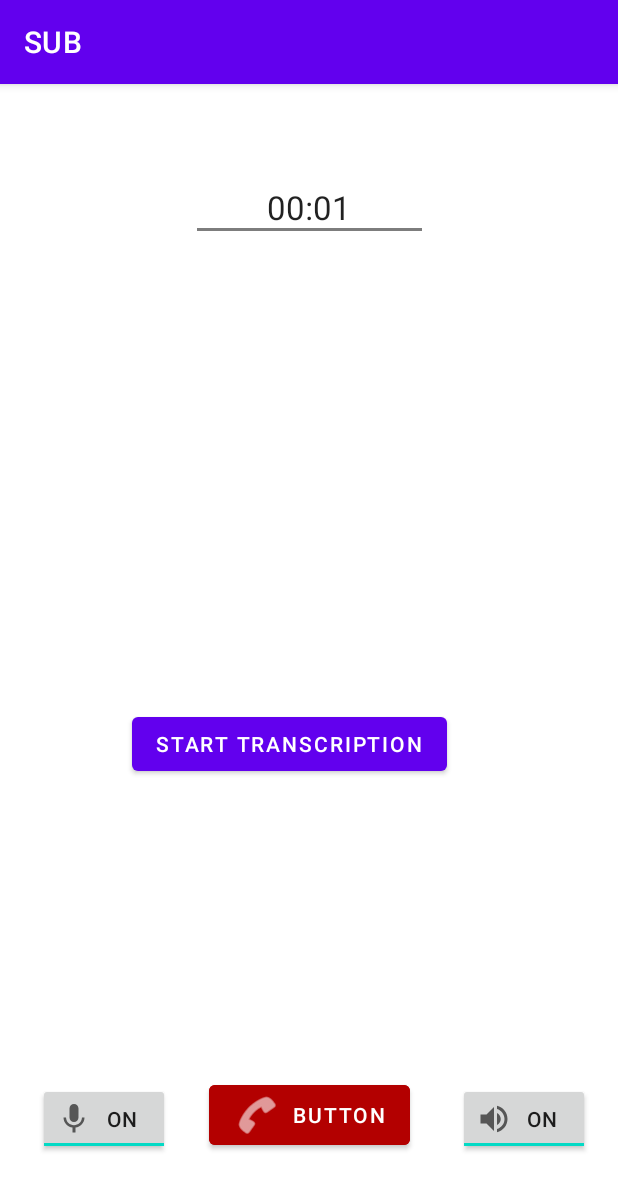
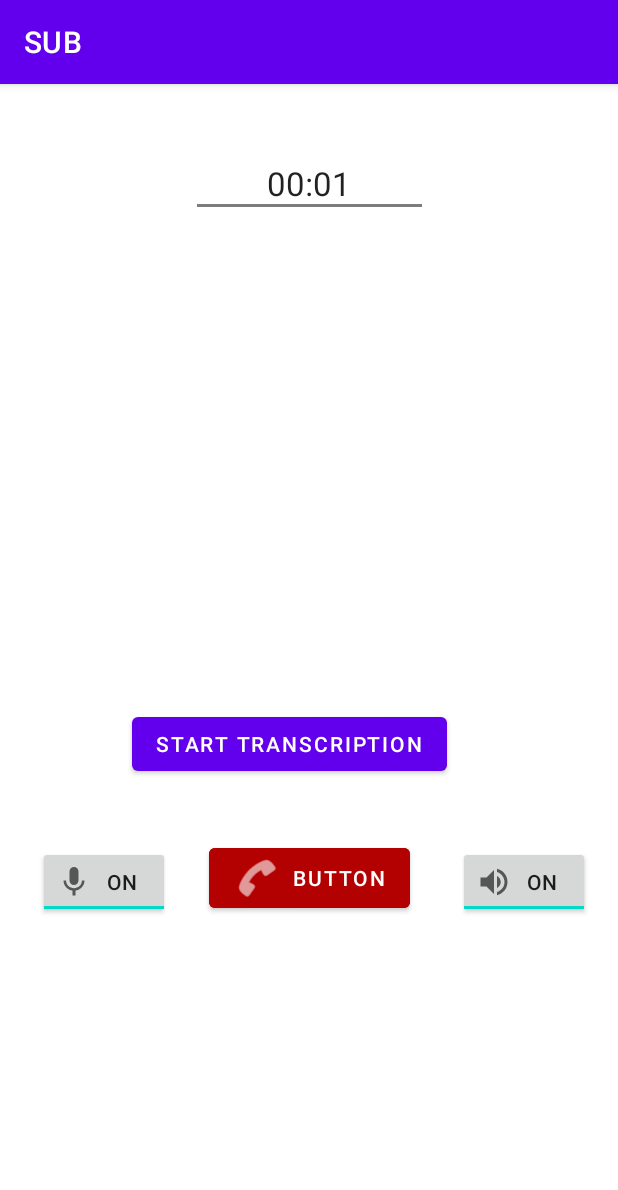
Before and after one commit to Samtal-utan-besvar/mobile-application, an Android app: the CallingFragment screen opened through its navigation route, on a phone screen of 412 x 824 dp. Shown: the top 1190 px of the screen. Run offline under Robolectric (Android 15) with nearby library versions, the light colour scheme and no system bars; our stand-ins replace Volley; libraries missing offline, so code that uses them is left out: com.android.volley, com.github.kittinunf.fuel, com.xwray.groupie; network calls fail; 11 statements that could not run were skipped.

Commit message:
25E - Figured out how to change the margins of the callingfragment. Easy to modify

```diff
--- a/app/src/main/res/layout/chat_from_row.xml
+++ b/app/src/main/res/layout/chat_from_row.xml
@@ -4,13 +4,13 @@
     xmlns:tools="http://schemas.android.com/tools"
     android:layout_width="match_parent"
     android:layout_height="wrap_content"
-    android:layout_margin="50dp">
+    android:layout_margin="5dp">
 
     <TextView
         android:id="@+id/text_view_from"
-        android:layout_width="141dp"
+        android:layout_width="wrap_content"
         android:layout_height="0dp"
-        android:layout_marginStart="4dp"
+        android:layout_marginStart="92dp"
         android:layout_marginTop="16dp"
         android:maxWidth="240dp"
         android:text="testingtestingtestingtestingtestingtestingtestingtestingtestingtestingtestingtestingtestingtestingtestingtesting"
--- a/app/src/main/res/layout/fragment_calling.xml
+++ b/app/src/main/res/layout/fragment_calling.xml
@@ -3,8 +3,9 @@
     xmlns:app="http://schemas.android.com/apk/res-auto"
     xmlns:tools="http://schemas.android.com/tools"
     android:layout_width="match_parent"
-    android:layout_height="match_parent"
+    android:layout_height="wrap_content"
     tools:context=".CallingFragment"
+
     >
 
     <Button
```
Also changed, not shown: app/src/main/res/layout/chat_to_row.xml (+4 -4 lines).
